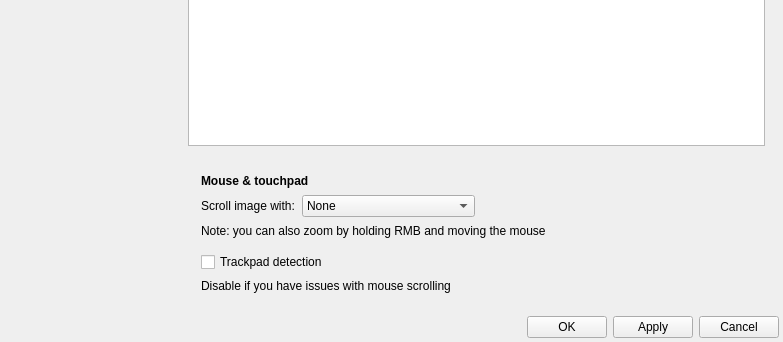
Old version of the form qimgv/gui/dialogs/SettingsDialog.ui in the repository roflcopter4/qimgv; both pictures show x 0 to 783 and y 399 to 741 of the 783 by 741 pixel window.
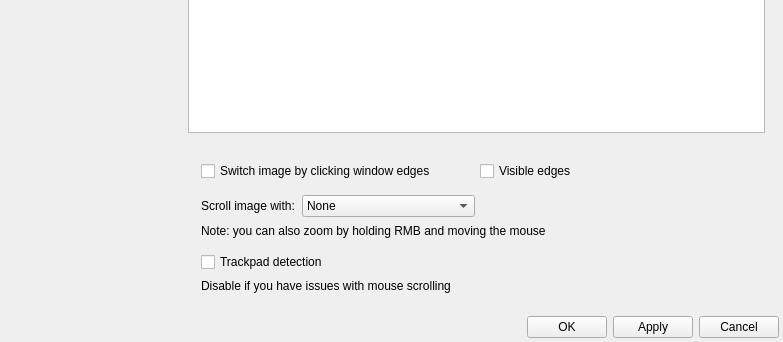
New version of the form. The open tabs and pages were chosen to show the change. Custom widgets are drawn as their Qt base class.

```diff
--- a/qimgv/gui/dialogs/SettingsDialog.ui
+++ b/qimgv/gui/dialogs/SettingsDialog.ui
@@ -3864,14 +3864,33 @@
                <number>10</number>
               </property>
               <item>
-               <widget class="QLabel" name="title4">
-                <property name="font">
-                 <font>
-                  <bold>true</bold>
-                 </font>
+               <layout class="QHBoxLayout" name="horizontalLayout_8">
+                <property name="leftMargin">
+                 <number>0</number>
                 </property>
-                <property name="text">
-                 <string>Mouse &amp; touchpad</string>
+                <property name="topMargin">
+                 <number>0</number>
+                </property>
+                <item>
+                 <widget class="QCheckBox" name="clickableEdgesCheckBox">
+                  <property name="text">
+                   <string>Switch image by clicking window edges</string>
+                  </property>
+                 </widget>
+                </item>
+                <item>
+                 <widget class="QCheckBox" name="clickableEdgesVisibleCheckBox">
+                  <property name="text">
+                   <string>Visible edges</string>
+                  </property>
+                 </widget>
+                </item>
+               </layout>
+              </item>
+              <item>
+               <widget class="QWidget" name="widget_30" native="true">
+                <property name="accessibleName">
+                 <string notr="true">SLine</string>
                 </property>
                </widget>
               </item>
```
Left out of the diff: 148 changed lines with no effect on the pictures.
